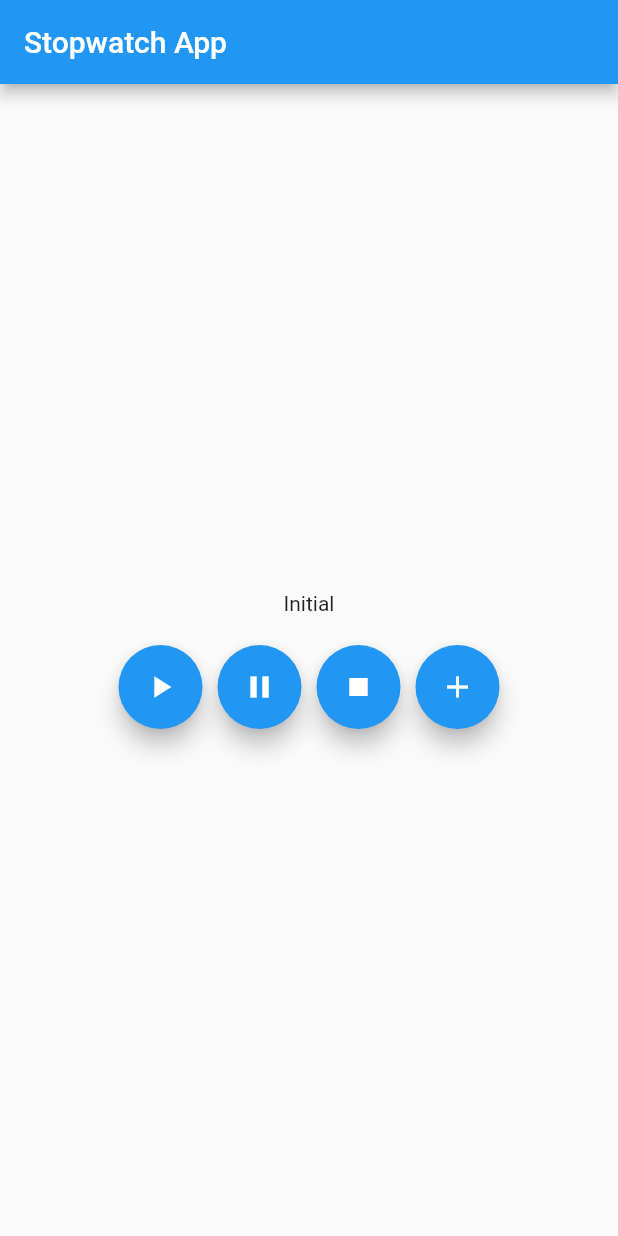
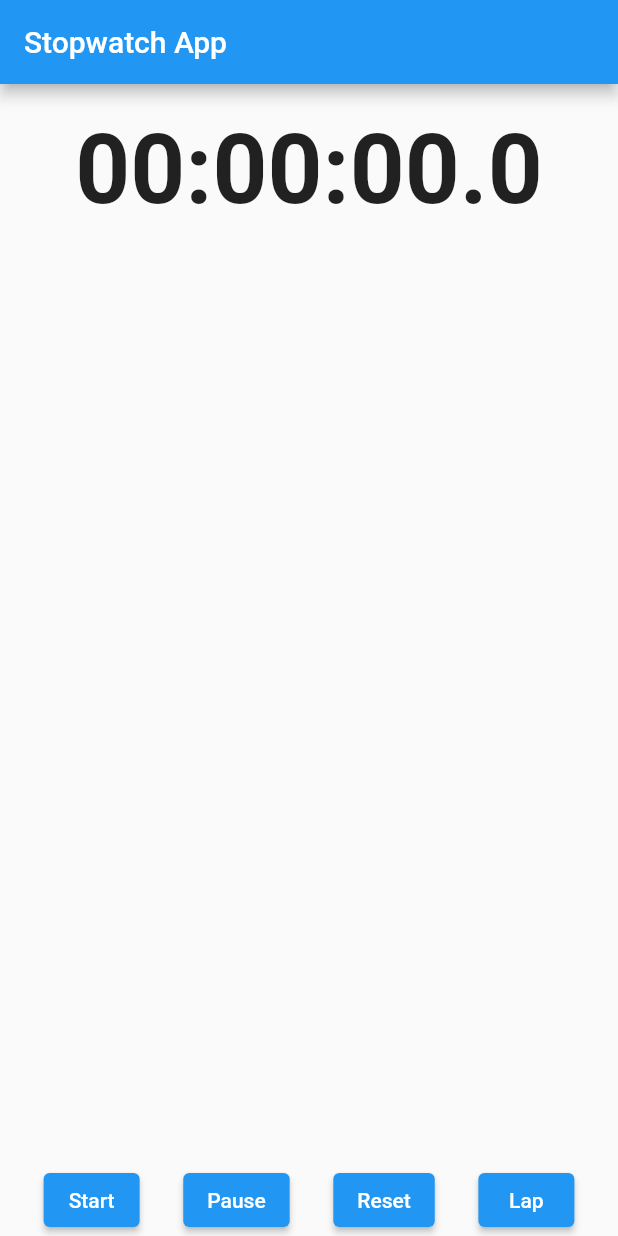
Before and after one commit to eliascreates/lap_quest, a Flutter app: the screen it shows after launch, on a phone screen of 412 x 824 dp. Run offline on Flutter 3.47's test engine with Material 2 defaults, Android fonts, the phone set to English and light mode, and no system bars; our stand-ins replace dartz, equatable, flutter_bloc, get_it, isar; accounts and stored records are empty; generated files the repository leaves out were written again.

Commit message:
fix: Stopwatch finally works properly as intended from the bloc to the UI

```diff
--- a/lib/features/stopwatch/presentation/bloc/stopwatch_bloc.dart
+++ b/lib/features/stopwatch/presentation/bloc/stopwatch_bloc.dart
@@ -1,78 +1,109 @@
+import 'dart:async';
+
 import 'package:flutter_bloc/flutter_bloc.dart';
 import 'package:equatable/equatable.dart';
-import 'package:lap_quest/core/usecases/usecases.dart';
-
-import '../../domain/entities/entitites.dart';
-import '../../domain/usecases/domain_usecases.dart';
 
 part 'stopwatch_event.dart';
 part 'stopwatch_state.dart';
 
 class StopwatchBloc extends Bloc<StopwatchEvent, StopwatchState> {
-  final StartStopwatchUsecase startStopwatchUseCase;
-  final PauseStopwatchUsecase pauseStopwatchUseCase;
-  final ResetStopwatchUsecase resetStopwatchUseCase;
-  final AddLapUsecase addLapUseCase;
+  Stopwatch stopwatch = Stopwatch();
+  StreamSubscription<Duration>? _stopwatchStreamSubscription;
 
-  StopwatchBloc({
-    required this.startStopwatchUseCase,
-    required this.pauseStopwatchUseCase,
-    required this.resetStopwatchUseCase,
-    required this.addLapUseCase,
-  }) : super(const StopwatchState()) {
-    on<StopwatchStarted>(_onStarted);
-    on<StopwatchPaused>(_onPaused);
-    on<StopwatchLapAdded>(_onLapAdded);
-    on<StopwatchResetted>(_onResetted);
+  @override
+  Future<void> close() {
+    _stopwatchStreamSubscription?.cancel();
+    return super.close();
   }
-  Future<void> _onStarted(
+
+  StopwatchBloc() : super(const StopwatchState()) {
+    on<StopwatchStarted>(_onStopwatchStarted);
+    on<StopwatchPaused>(_onStopwatchPaused);
+    // on<StopwatchResumed>(_onStopwatchResumed);
+    on<StopwatchResetted>(_onStopwatchResetted);
+    on<StopwatchElapsed>(_onStopwatchElapsed);
+    on<_StopwatchUpdated>(_onUpdated);
+  }
+
+  void _onStopwatchStarted(
     StopwatchStarted event,
     Emitter<StopwatchState> emit,
   ) async {
-    // TODO: implement event handler
-
-    final result = await startStopwatchUseCase(const NoParams());
-    emit(state.copyWith(status: StopwatchStatus.running));
-
-    await result.fold(
-      (l) async => emit(state.copyWith(
-        errorMessage: "Fuck",
-        status: StopwatchStatus.failure,
-      )),
-      (r) async {
-        var jump = startStopwatchUseCase.repository.getTimeStream();
-
-        jump.forEach((Duration duration) => emit(state.copyWith(
-              duration: duration.inMilliseconds,
-              status: StopwatchStatus.running,
-            )));
-      },
-    );
-
-    emit(state.copyWith(status: StopwatchStatus.running));
+    if (!stopwatch.isRunning) {
+      _stopwatchStreamSubscription?.cancel();
+      stopwatch.start();
+      _stopwatchStreamSubscription = elapsedDurationStream(
+        stopwatch: stopwatch,
+      ).listen((elapsedDuration) {
+        add(const _StopwatchUpdated());
+      });
+    }
   }
 
-  Future<void> _onPaused(
+  Stream<Duration> elapsedDurationStream({required Stopwatch stopwatch}) {
+    return Stream.periodic(
+      const Duration(milliseconds: 100), // Adjust the interval as needed
+      (_) => stopwatch.elapsed,
+    );
+  }
+
+  void _onStopwatchPaused(
     StopwatchPaused event,
     Emitter<StopwatchState> emit,
   ) async {
-    // TODO: implement event handler
-    emit(state.copyWith(status: StopwatchStatus.paused));
+    if (stopwatch.isRunning) {
+      stopwatch.stop();
+      _stopwatchStreamSubscription?.pause();
+      emit(state.copyWith(
+          status: StopwatchStatus.paused, duration: stopwatch.elapsed));
+    }
   }
 
-  Future<void> _onLapAdded(
-    StopwatchLapAdded event,
-    Emitter<StopwatchState> emit,
-  ) async {
-    // TODO: implement event handler
-    emit(state.copyWith(status: StopwatchStatus.running));
-  }
+  // void _onStopwatchResumed(
+  //   StopwatchResumed event,
+  //   Emitter<StopwatchState> emit,
+  // ) async {
+  //   if (!stopwatch.isRunning) {
+  //     stopwatch.start();
+  //     _stopwatchStreamSubscription?.resume();
 
-  Future<void> _onResetted(
+  //   }
+  // }
+
+  void _onStopwatchResetted(
     StopwatchResetted event,
     Emitter<StopwatchState> emit,
   ) async {
-    // TODO: implement event handler
-    emit(state.copyWith(status: StopwatchStatus.reset));
+    stopwatch.reset();
+    emit(const StopwatchState(
+      status: StopwatchStatus.initial,
+      duration: Duration.zero,
+      lapHistory: [],
+    ));
+  }
+
+  void _onStopwatchElapsed(
+    StopwatchElapsed event,
+    Emitter<StopwatchState> emit,
+  ) async {
+    if (stopwatch.isRunning) {
+      final lapDuration = stopwatch.elapsed;
+      emit(state.copyWith(
+        lapHistory: [...state.lapHistory, lapDuration],
+        duration: stopwatch.elapsed,
+      ));
+    }
+  }
+
+  void _onUpdated(
+    _StopwatchUpdated event,
+    Emitter<StopwatchState> emit,
+  ) async {
+    emit(
+      state.copyWith(
+        status: StopwatchStatus.running,
+        duration: stopwatch.elapsed,
+      ),
+    );
   }
 }
--- a/lib/features/stopwatch/presentation/bloc/stopwatch_event.dart
+++ b/lib/features/stopwatch/presentation/bloc/stopwatch_event.dart
@@ -1,3 +1,4 @@
+// stopwatch_event.dart
 part of 'stopwatch_bloc.dart';
 
 abstract class StopwatchEvent extends Equatable {
@@ -15,19 +16,18 @@ class StopwatchPaused extends StopwatchEvent {
   const StopwatchPaused();
 }
 
+// class StopwatchResumed extends StopwatchEvent {
+//   const StopwatchResumed();
+// }
+
 class StopwatchResetted extends StopwatchEvent {
-  final int stopwatchId;
-  const StopwatchResetted({required this.stopwatchId});
-
-  @override
-  List<Object?> get props => [stopwatchId];
+  const StopwatchResetted();
 }
 
-class StopwatchLapAdded extends StopwatchEvent {
-  final int stopwatchId;
+class StopwatchElapsed extends StopwatchEvent {
+  const StopwatchElapsed();
+}
 
-  const StopwatchLapAdded({required this.stopwatchId});
-
-  @override
-  List<Object?> get props => [stopwatchId];
+class _StopwatchUpdated extends StopwatchEvent {
+  const _StopwatchUpdated();
 }
--- a/lib/features/stopwatch/presentation/bloc/stopwatch_state.dart
+++ b/lib/features/stopwatch/presentation/bloc/stopwatch_state.dart
@@ -1,35 +1,33 @@
 // ignore_for_file: public_member_api_docs, sort_constructors_first
+// stopwatch_state.dart
 part of 'stopwatch_bloc.dart';
 
-enum StopwatchStatus { initial, running, paused, reset, failure }
+enum StopwatchStatus { initial, running, paused }
 
 class StopwatchState extends Equatable {
   final StopwatchStatus status;
-  final StopwatchEntity? stopwatch;
-  final String? errorMessage;
-  final int duration;
+  final Duration duration;
+  final List<Duration> lapHistory;
 
   const StopwatchState({
     this.status = StopwatchStatus.initial,
-    this.stopwatch,
-    this.errorMessage,
-    this.duration = 0,
+    this.duration = Duration.zero,
+    this.lapHistory = const [],
   });
-
-  @override
-  List<Object?> get props => [status, stopwatch, errorMessage];
 
   StopwatchState copyWith({
     StopwatchStatus? status,
-    StopwatchEntity? stopwatch,
-    String? errorMessage,
-    int? duration,
+    Duration? duration,
+    List<Duration>? lapHistory,
   }) {
     return StopwatchState(
       status: status ?? this.status,
-      stopwatch: stopwatch ?? this.stopwatch,
-      errorMessage: errorMessage ?? this.errorMessage,
       duration: duration ?? this.duration,
+      lapHistory: lapHistory ?? this.lapHistory,
     );
   }
+
+  @override
+  List<Object?> get props => [status, duration, lapHistory];
+
 }
--- a/lib/main.dart
+++ b/lib/main.dart
@@ -1,12 +1,8 @@
 import 'package:flutter/material.dart';
 import 'package:flutter_bloc/flutter_bloc.dart';
-import 'package:lap_quest/features/stopwatch/domain/usecases/domain_usecases.dart';
-import 'package:lap_quest/features/stopwatch/presentation/bloc/stopwatch_bloc.dart';
-import 'service_locator.dart';
+import 'features/stopwatch/presentation/bloc/stopwatch_bloc.dart';
 
-Future<void> main() async {
-  WidgetsFlutterBinding.ensureInitialized();
-  await init();
+void main() {
   runApp(const MyApp());
 }
 
@@ -17,81 +13,96 @@ class MyApp extends StatelessWidget {
   Widget build(BuildContext context) {
     return MaterialApp(
       title: 'Stopwatch App',
-      home: BlocProvider<StopwatchBloc>(
-        create: (context) => StopwatchBloc(
-          startStopwatchUseCase: sl<StartStopwatchUsecase>(),
-          pauseStopwatchUseCase: sl<PauseStopwatchUsecase>(),
-          resetStopwatchUseCase: sl<ResetStopwatchUsecase>(),
-          addLapUseCase: sl<AddLapUsecase>(),
-        ),
-        child: const MyHomePage(),
+      home: BlocProvider(
+        create: (context) => StopwatchBloc(),
+        child: const StopwatchPage(),
       ),
     );
   }
 }
 
-class MyHomePage extends StatelessWidget {
-  const MyHomePage({super.key});
+class StopwatchPage extends StatelessWidget {
+  const StopwatchPage({super.key});
 
   @override
   Widget build(BuildContext context) {
-    final stopwatchBloc = BlocProvider.of<StopwatchBloc>(context);
-
     return Scaffold(
-      appBar: AppBar(title: const Text('Stopwatch App')),
-      body: Center(
-        child: Column(
+      appBar: AppBar(
+        title: const Text('Stopwatch App'),
+      ),
+      body: Column(
         mainAxisAlignment: MainAxisAlignment.center,
+        crossAxisAlignment: CrossAxisAlignment.center,
         children: [
-            BlocBuilder<StopwatchBloc, StopwatchState>(
-              buildWhen: (previous, current) =>
-                  previous.duration != current.duration,
-              builder: (context, state) {
-                if (state.status == StopwatchStatus.running) {
-                  return Text(state.duration.toString());
-                } else if (state.status == StopwatchStatus.paused) {
-                  return Text(state.duration.toString());
-                } else {
-                  return const Text('Initial');
-                }
+          Padding(
+            padding: const EdgeInsets.symmetric(vertical: 20.0),
+            child: Builder(builder: (context) {
+              return Text(
+                formatDuration(context
+                    .select((StopwatchBloc bloc) => bloc.state.duration)),
+                style: const TextStyle(
+                    fontSize: 64.0, fontWeight: FontWeight.bold),
+              );
+            }),
+          ),
+          BlocBuilder<StopwatchBloc, StopwatchState>(builder: (context, state) {
+            return Expanded(
+              child: ListView.builder(
+                itemCount: state.lapHistory.length,
+                itemBuilder: (context, index) {
+                  final lapDuration = state.lapHistory[index];
+                  return ListTile(
+                    title: Text(
+                      'Lap ${index + 1}: ${formatDuration(lapDuration)}',
+                      style: const TextStyle(fontSize: 18.0),
+                    ),
+                  );
                 },
               ),
+            );
+          }),
           const SizedBox(height: 20),
           Row(
-              mainAxisAlignment: MainAxisAlignment.center,
+            mainAxisAlignment: MainAxisAlignment.spaceEvenly,
             children: [
-                FloatingActionButton(
-                  onPressed: () {
-                    stopwatchBloc.add(const StopwatchStarted());
-                  },
-                  child: const Icon(Icons.play_arrow),
+              ElevatedButton(
+                onPressed: () =>
+                    context.read<StopwatchBloc>().add(const StopwatchStarted()),
+                child: const Text('Start'),
               ),
-                const SizedBox(width: 10),
-                FloatingActionButton(
-                  onPressed: () {
-                    stopwatchBloc.add(const StopwatchPaused());
-                  },
-                  child: const Icon(Icons.pause),
+              ElevatedButton(
+                onPressed: () =>
+                    context.read<StopwatchBloc>().add(const StopwatchPaused()),
+                child: const Text('Pause'),
               ),
-                const SizedBox(width: 10),
-                FloatingActionButton(
-                  onPressed: () {
-                    stopwatchBloc.add(const StopwatchResetted(stopwatchId: 1));
-                  },
-                  child: const Icon(Icons.stop),
+              ElevatedButton(
+                onPressed: () => context
+                    .read<StopwatchBloc>()
+                    .add(const StopwatchResetted()),
+                child: const Text('Reset'),
               ),
-                const SizedBox(width: 10),
-                FloatingActionButton(
-                  onPressed: () {
-                    stopwatchBloc.add(const StopwatchLapAdded(stopwatchId: 1));
-                  },
-                  child: const Icon(Icons.add),
+              ElevatedButton(
+                onPressed: () =>
+                    context.read<StopwatchBloc>().add(const StopwatchElapsed()),
+                child: const Text('Lap'),
               ),
             ],
           ),
         ],
       ),
-      ),
     );
   }
+
+  String formatDuration(Duration duration) {
+    String twoDigits(int n) => n.toString().padLeft(2, "0");
+
+    int hours = duration.inHours;
+    int minutes = duration.inMinutes.remainder(60);
+    int seconds = duration.inSeconds.remainder(60);
+    String oneDigitMilliseconds =
+        (duration.inMilliseconds.remainder(1000) ~/ 100)
+            .toString(); // Using ~/ 100 to get the first digit
+
+    return "${twoDigits(hours)}:${twoDigits(minutes)}:${twoDigits(seconds)}.$oneDigitMilliseconds";
   }
+}
```
Lines whose indentation alone changed are shown as unchanged.
